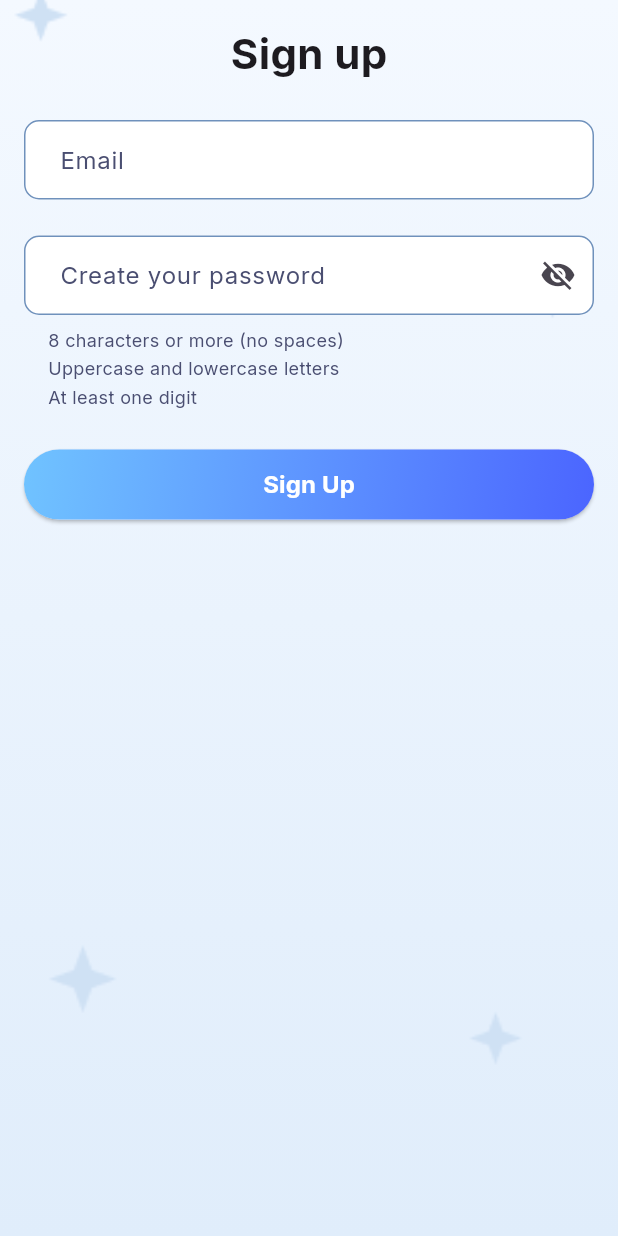
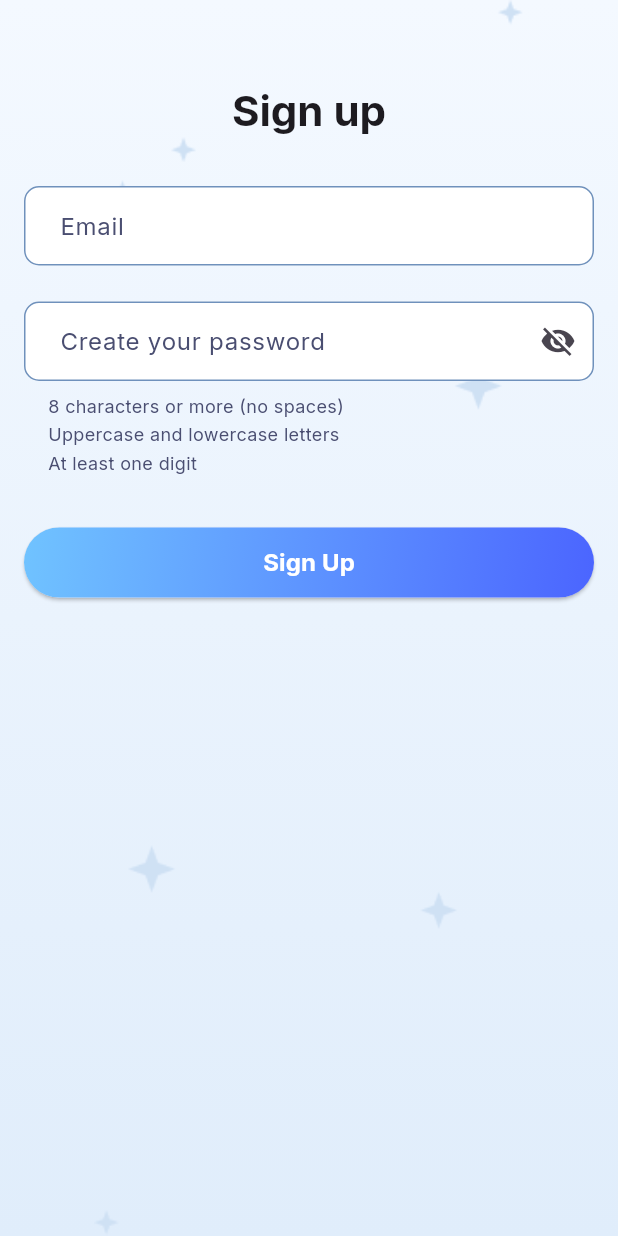
Before and after one commit to odnari/signup-form-flutter, a Flutter app: the screen it shows after launch, on a phone screen of 412 x 824 dp. Run offline on Flutter 3.47's test engine with Material 3 defaults, Android fonts, the phone set to English and light mode, and no system bars; our stand-ins replace email_validator, google_fonts.

Commit message:
feat: transparent status bar

```diff
--- a/lib/main.dart
+++ b/lib/main.dart
@@ -1,4 +1,5 @@
 import 'package:flutter/material.dart';
+import 'package:flutter/services.dart';
 import 'package:signup_form_flutter/constants/app_theme.dart';
 import 'views/signup.dart';
 
@@ -11,8 +12,13 @@ class MyApp extends StatelessWidget {
 
   @override
   Widget build(BuildContext context) {
+    SystemChrome.setSystemUIOverlayStyle(const SystemUiOverlayStyle(
+      statusBarColor: Colors.transparent,
+      statusBarIconBrightness: Brightness.dark,
+    ));
+
     return MaterialApp(
-      title: 'Flutter Auth Demo',
+      title: 'Sign Up Flutter',
       theme: AppTheme.light,
       home: const AuthPage(),
     );
--- a/lib/views/signup.dart
+++ b/lib/views/signup.dart
@@ -111,7 +111,7 @@ class _AuthPageState extends State<AuthPage> {
         decoration: const BoxDecoration(
           image: DecorationImage(
             image: AssetImage('assets/background.png'),
-            fit: BoxFit.cover,
+            fit: BoxFit.contain,
           ),
           gradient: LinearGradient(
             begin: Alignment.topCenter,
@@ -128,19 +128,23 @@ class _AuthPageState extends State<AuthPage> {
             child: Column(
               crossAxisAlignment: CrossAxisAlignment.stretch,
               children: [
-                const Row(
+                Padding(
+                  padding: const EdgeInsets.only(top: 40, bottom: 32),
+                  child: Row(
                     mainAxisAlignment: MainAxisAlignment.center,
                     children: [
                       Text(
                         "Sign up",
-                      style: TextStyle(
-                        fontSize: 28,
+                        style: Theme.of(context)
+                            .textTheme
+                            .headlineMedium
+                            ?.copyWith(
                               fontWeight: FontWeight.bold,
                             ),
                       ),
                     ],
                   ),
-                const SizedBox(height: 24),
+                ),
                 FormTextInput(
                   hintText: 'Email',
                   keyboardType: TextInputType.emailAddress,
@@ -166,7 +170,7 @@ class _AuthPageState extends State<AuthPage> {
                   obscureText: !_isPasswordVisible,
                   onChanged: _onPasswordChanged,
                 ),
-                const SizedBox(height: 24),
+                const SizedBox(height: 32),
                 GradientButton(label: 'Sign Up', onPressed: _submitForm),
               ],
             ),
```
Also changed, not shown: 1 other file. Lines whose indentation alone changed are shown as unchanged.
